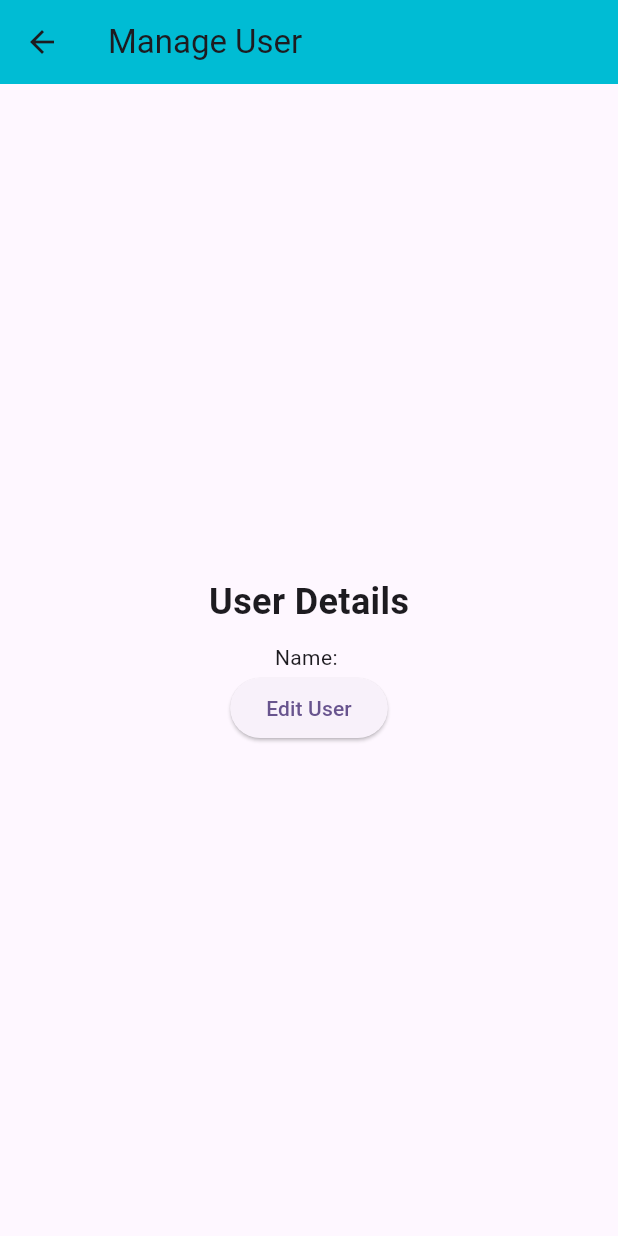
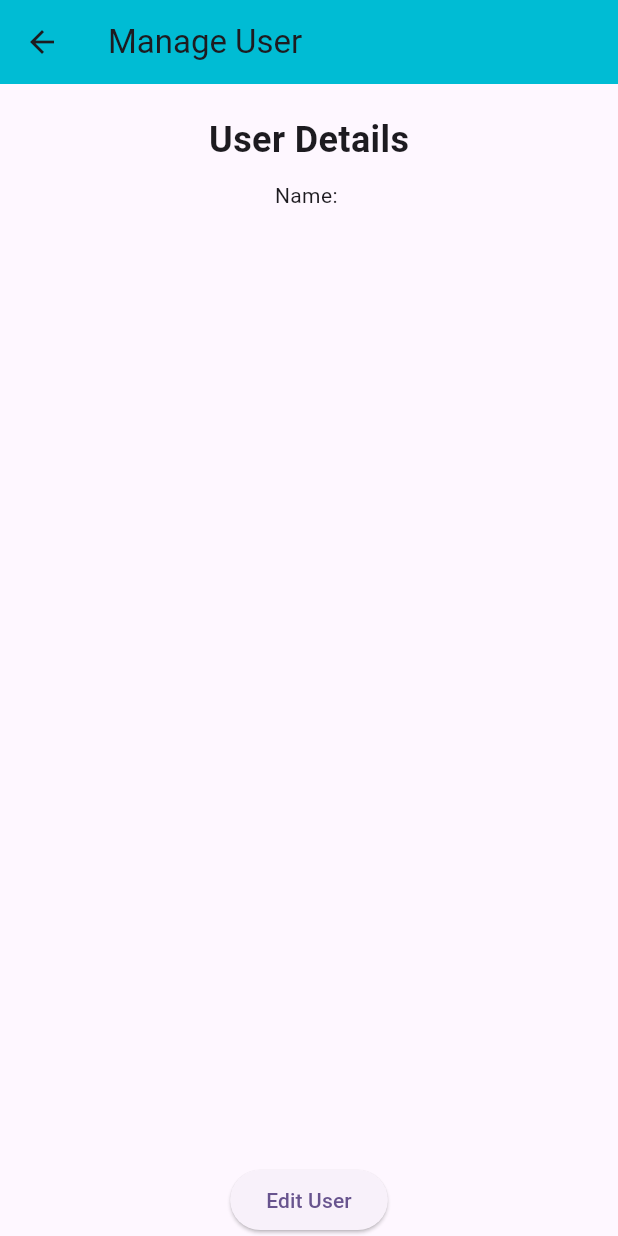
Before and after one commit to buzz66boy/Where-House, a Flutter app: the UserView screen opened directly with empty values, on a phone screen of 412 x 824 dp. Run offline on Flutter 3.47's test engine with Material 2 defaults, Android fonts, the phone set to English and light mode, and no system bars; our stand-ins replace sqflite; accounts and stored records are empty.

Commit message:
Update UserView.dart

```diff
--- a/lib/user_management/UserView.dart
+++ b/lib/user_management/UserView.dart
@@ -1,6 +1,5 @@
 import 'package:flutter/material.dart';
 import 'package:wherehouse/database/UserManager.dart';
-
 import '../database/User.dart';
 import 'UserController.dart';
 
@@ -18,22 +17,21 @@ class UserView extends StatelessWidget {
         title: const Text('Manage User'),
         backgroundColor: Colors.cyan,
       ),
-      body: Center( // Center the user information
+      body: Center(
         child: Column(
-          mainAxisAlignment: MainAxisAlignment.center,
+          mainAxisAlignment: MainAxisAlignment.start,
           children: <Widget>[
+            const SizedBox(height: 20),
             const Text('User Details', style: TextStyle(fontSize: 24, fontWeight: FontWeight.bold)),
             const SizedBox(height: 10),
             Text('Name: ${user.name}'),
+            const Spacer(), /// This will push the button towards the bottom
             ElevatedButton(onPressed: () => _editUser(context), child: const Text("Edit User")),
           ],
         ),
       ),
-      // floatingActionButton: FloatingActionButton(
-      //   onPressed: () => _editUser(context),
-      //   child: const Icon(Icons.edit),
-      // ),
     );
+
   }
   void _editUser(BuildContext context) async {
     UserManager userManager = UserManager();
```
